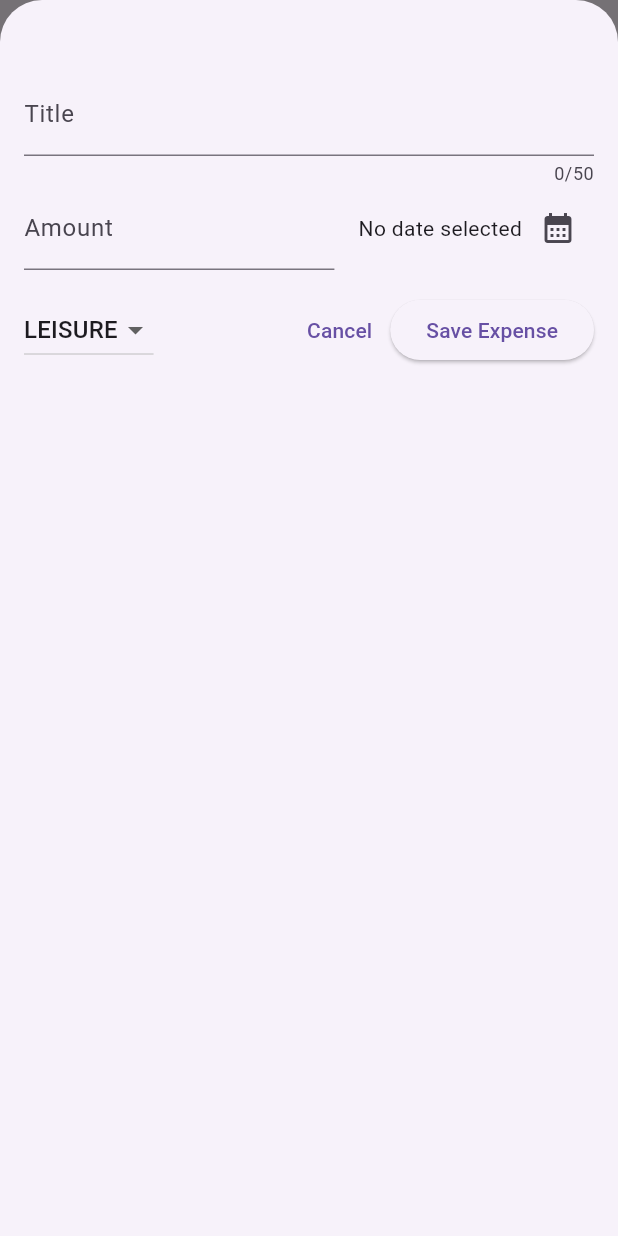
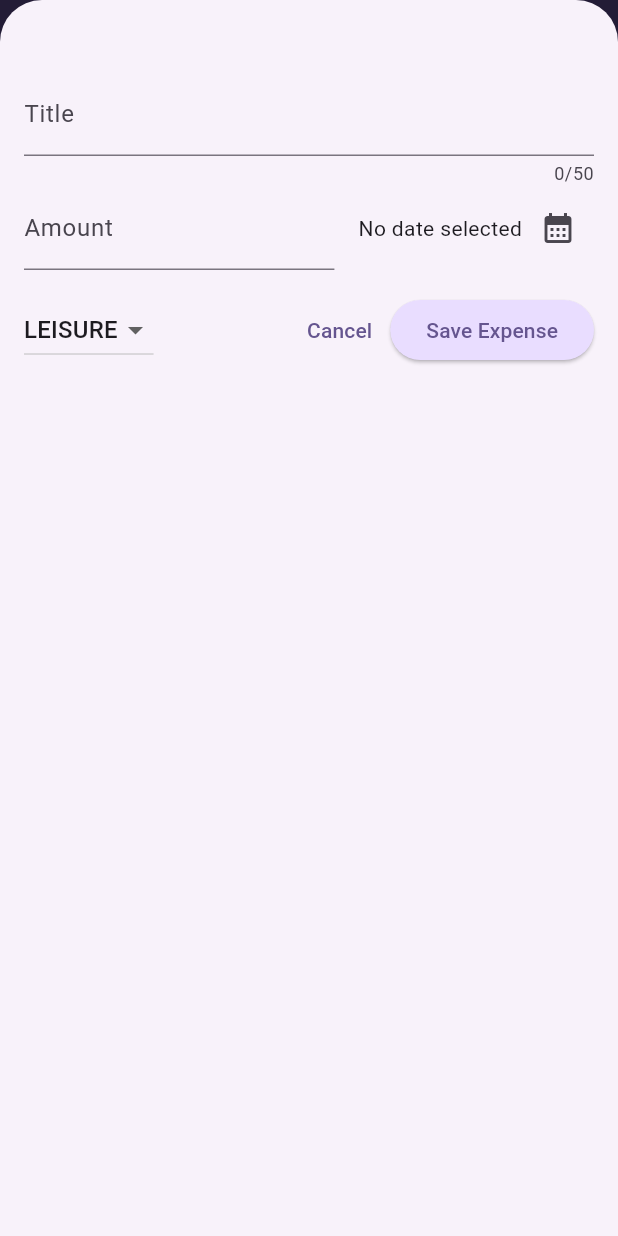
Before and after one commit to devakdogan/mobile-expense-tracker, a Flutter app: the screen it shows after launch, after a tap on the "add" icon, on a phone screen of 412 x 824 dp. Run offline on Flutter 3.47's test engine with Material 3 defaults, Android fonts, the phone set to English and light mode, and no system bars.

Commit message:
Theme works

```diff
--- a/lib/main.dart
+++ b/lib/main.dart
@@ -1,8 +1,33 @@
 import 'package:flutter/material.dart';
 import 'package:expense_tracker/widgets/expenses.dart';
 
+var kColorScheme = ColorScheme.fromSeed(
+  seedColor: const Color.fromARGB(255, 96, 59, 181),
+);
+
 void main() {
-  runApp(const MaterialApp(
-    home: Expenses(),
+  runApp(MaterialApp(
+    theme: ThemeData.from(
+      useMaterial3: true,
+      colorScheme: kColorScheme,
+    ).copyWith(
+        appBarTheme: const AppBarTheme().copyWith(
+            backgroundColor: kColorScheme.onPrimaryContainer,
+            foregroundColor: kColorScheme.primaryContainer),
+        cardTheme: const CardTheme().copyWith(
+          color: kColorScheme.secondaryContainer,
+          margin: const EdgeInsets.symmetric(horizontal: 16, vertical: 8),
+        ),
+        elevatedButtonTheme: ElevatedButtonThemeData(
+          style: ElevatedButton.styleFrom(
+              backgroundColor: kColorScheme.primaryContainer),
+        ),
+        textTheme: ThemeData().textTheme.copyWith(
+                titleLarge: TextStyle(
+              fontWeight: FontWeight.normal,
+              color: kColorScheme.onSecondaryContainer,
+              fontSize: 14,
+            ))),
+    home: const Expenses(),
   ));
 }
```
